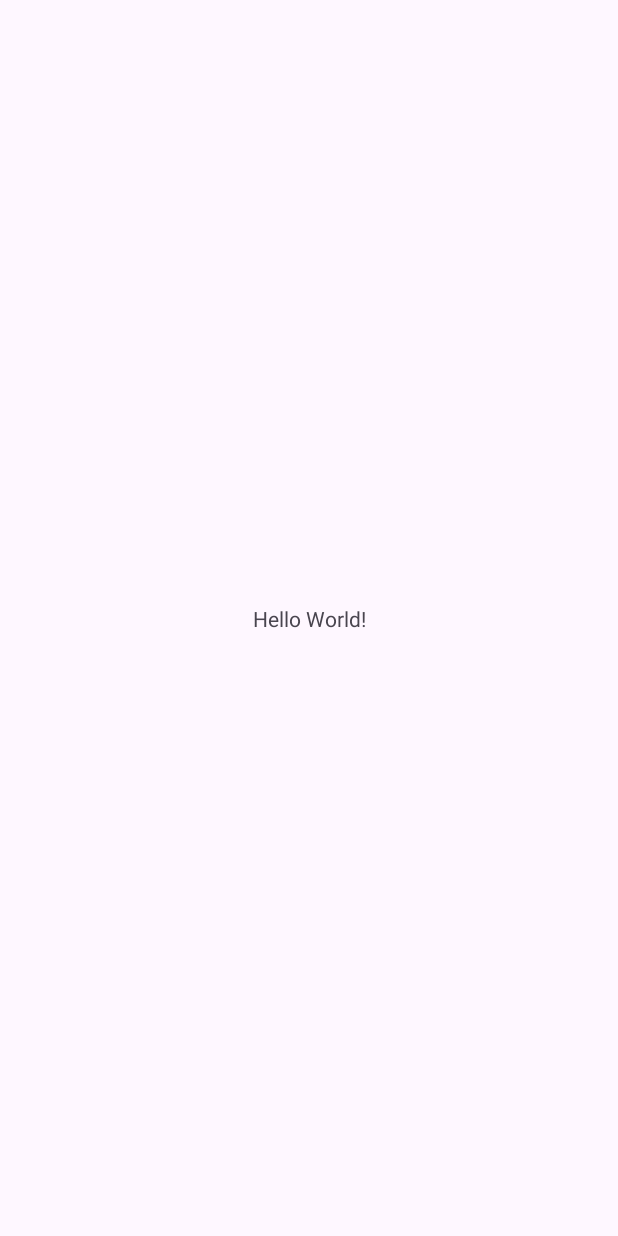
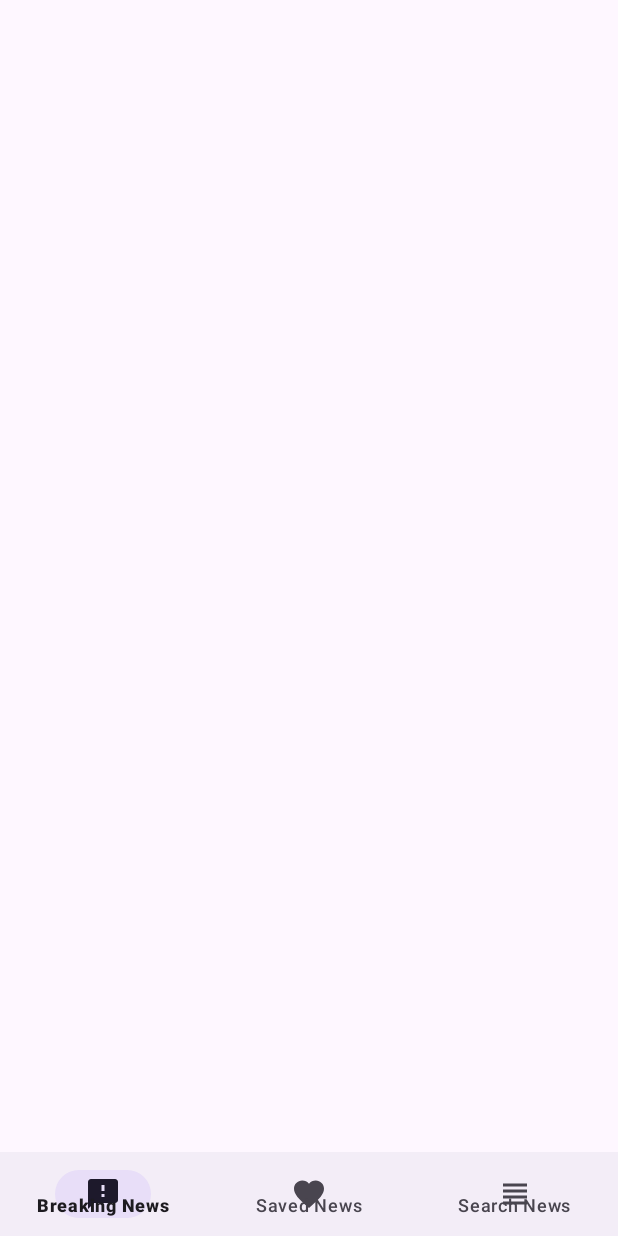
Before and after one commit to MahmoudMostafa580/NewsApp, an Android app: the screen it shows after launch (MainActivity), on a phone screen of 412 x 824 dp. Before the commit the screen is almost empty. Run offline under Robolectric (Android 15) with nearby library versions, the phone set to English and light mode, and no system bars; 1 statement that could not run was skipped.

Commit message:
Add fragments kotlin files

```diff
--- /dev/null
+++ b/app/src/main/java/com/mahmoud/newsapp/fragments/ArticleFragment.kt
@@ -0,0 +1,23 @@
+package com.mahmoud.newsapp.fragments
+
+import android.os.Bundle
+import androidx.fragment.app.Fragment
+import android.view.LayoutInflater
+import android.view.View
+import android.view.ViewGroup
+import com.mahmoud.newsapp.R
+
+class ArticleFragment : Fragment() {
+
+    override fun onCreate(savedInstanceState: Bundle?) {
+        super.onCreate(savedInstanceState)
+    }
+
+    override fun onCreateView(
+        inflater: LayoutInflater, container: ViewGroup?,
+        savedInstanceState: Bundle?
+    ): View? {
+        // Inflate the layout for this fragment
+        return inflater.inflate(R.layout.fragment_article, container, false)
+    }
+}
--- /dev/null
+++ b/app/src/main/java/com/mahmoud/newsapp/fragments/BreakingNewsFragment.kt
@@ -0,0 +1,23 @@
+package com.mahmoud.newsapp.fragments
+
+import android.os.Bundle
+import androidx.fragment.app.Fragment
+import android.view.LayoutInflater
+import android.view.View
+import android.view.ViewGroup
+import com.mahmoud.newsapp.R
+
+class BreakingNewsFragment : Fragment() {
+
+    override fun onCreate(savedInstanceState: Bundle?) {
+        super.onCreate(savedInstanceState)
+    }
+
+    override fun onCreateView(
+        inflater: LayoutInflater, container: ViewGroup?,
+        savedInstanceState: Bundle?
+    ): View? {
+        // Inflate the layout for this fragment
+        return inflater.inflate(R.layout.fragment_breaking_news, container, false)
+    }
+}
--- /dev/null
+++ b/app/src/main/java/com/mahmoud/newsapp/fragments/SavedNewsFragment.kt
@@ -0,0 +1,24 @@
+package com.mahmoud.newsapp.fragments
+
+import android.os.Bundle
+import androidx.fragment.app.Fragment
+import android.view.LayoutInflater
+import android.view.View
+import android.view.ViewGroup
+import com.mahmoud.newsapp.R
+
+class SavedNewsFragment : Fragment() {
+
+    override fun onCreate(savedInstanceState: Bundle?) {
+        super.onCreate(savedInstanceState)
+    }
+
+    override fun onCreateView(
+        inflater: LayoutInflater, container: ViewGroup?,
+        savedInstanceState: Bundle?
+    ): View? {
+        // Inflate the layout for this fragment
+        return inflater.inflate(R.layout.fragment_saved_news, container, false)
+    }
+
+}
--- /dev/null
+++ b/app/src/main/java/com/mahmoud/newsapp/fragments/SearchNewsFragment.kt
@@ -0,0 +1,23 @@
+package com.mahmoud.newsapp.fragments
+
+import android.os.Bundle
+import androidx.fragment.app.Fragment
+import android.view.LayoutInflater
+import android.view.View
+import android.view.ViewGroup
+import com.mahmoud.newsapp.R
+
+class SearchNewsFragment : Fragment() {
+
+    override fun onCreate(savedInstanceState: Bundle?) {
+        super.onCreate(savedInstanceState)
+    }
+
+    override fun onCreateView(
+        inflater: LayoutInflater, container: ViewGroup?,
+        savedInstanceState: Bundle?
+    ): View? {
+        // Inflate the layout for this fragment
+        return inflater.inflate(R.layout.fragment_search_news, container, false)
+    }
+}
--- /dev/null
+++ b/app/src/main/res/anim/slide_in_left.xml
@@ -0,0 +1,10 @@
+<?xml version="1.0" encoding="utf-8"?>
+<set xmlns:android="http://schemas.android.com/apk/res/android">
+
+    <translate
+        android:duration="400"
+        android:fromXDelta="-100%"
+        android:fromYDelta="0%"
+        android:toXDelta="0%"
+        android:toYDelta="0%" />
+</set>
--- /dev/null
+++ b/app/src/main/res/anim/slide_in_right.xml
@@ -0,0 +1,10 @@
+<?xml version="1.0" encoding="utf-8"?>
+<set xmlns:android="http://schemas.android.com/apk/res/android">
+
+    <translate
+        android:duration="400"
+        android:fromXDelta="100%"
+        android:fromYDelta="0%"
+        android:toXDelta="0%"
+        android:toYDelta="0%" />
+</set>
--- /dev/null
+++ b/app/src/main/res/anim/slide_out_left.xml
@@ -0,0 +1,10 @@
+<?xml version="1.0" encoding="utf-8"?>
+<set xmlns:android="http://schemas.android.com/apk/res/android">
+
+    <translate
+        android:duration="400"
+        android:fromXDelta="0%"
+        android:fromYDelta="0%"
+        android:toXDelta="-100%"
+        android:toYDelta="0%" />
+</set>
--- /dev/null
+++ b/app/src/main/res/anim/slide_out_right.xml
@@ -0,0 +1,10 @@
+<?xml version="1.0" encoding="utf-8"?>
+<set xmlns:android="http://schemas.android.com/apk/res/android">
+
+    <translate
+        android:duration="400"
+        android:fromXDelta="0%"
+        android:fromYDelta="0%"
+        android:toXDelta="100%"
+        android:toYDelta="0%" />
+</set>
--- a/app/src/main/res/layout/activity_main.xml
+++ b/app/src/main/res/layout/activity_main.xml
@@ -2,18 +2,38 @@
 <androidx.constraintlayout.widget.ConstraintLayout xmlns:android="http://schemas.android.com/apk/res/android"
     xmlns:app="http://schemas.android.com/apk/res-auto"
     xmlns:tools="http://schemas.android.com/tools"
-    android:id="@+id/main"
     android:layout_width="match_parent"
     android:layout_height="match_parent"
     tools:context=".MainActivity">
 
-    <TextView
-        android:layout_width="wrap_content"
-        android:layout_height="wrap_content"
-        android:text="Hello World!"
+    <FrameLayout
+        android:id="@+id/flFragment"
+        android:layout_width="match_parent"
+        android:layout_height="0dp"
+        app:layout_constraintBottom_toTopOf="@+id/bottomNavigationView"
+        app:layout_constraintEnd_toEndOf="parent"
+        app:layout_constraintHorizontal_bias="0.5"
+        app:layout_constraintStart_toStartOf="parent"
+        app:layout_constraintTop_toTopOf="parent">
+
+        <fragment
+            android:id="@+id/newsNavHostFragment"
+            android:name="androidx.navigation.fragment.NavHostFragment"
+            android:layout_width="match_parent"
+            android:layout_height="match_parent"
+            app:defaultNavHost="true"
+            app:navGraph="@navigation/news_nav_graph" />
+
+    </FrameLayout>
+
+    <com.google.android.material.bottomnavigation.BottomNavigationView
+        android:id="@+id/bottomNavigationView"
+        android:layout_width="match_parent"
+        android:layout_height="56dp"
+        app:menu="@menu/bottom_navigation_menu"
         app:layout_constraintBottom_toBottomOf="parent"
         app:layout_constraintEnd_toEndOf="parent"
-        app:layout_constraintStart_toStartOf="parent"
-        app:layout_constraintTop_toTopOf="parent" />
+        app:layout_constraintHorizontal_bias="0.5"
+        app:layout_constraintStart_toStartOf="parent"/>
 
 </androidx.constraintlayout.widget.ConstraintLayout>
--- /dev/null
+++ b/app/src/main/res/menu/bottom_navigation_menu.xml
@@ -0,0 +1,16 @@
+<?xml version="1.0" encoding="utf-8"?>
+<menu xmlns:android="http://schemas.android.com/apk/res/android">
+
+    <item android:id="@+id/breakingNewsFragment"
+        android:title="Breaking News"
+        android:icon="@drawable/ic_breaking_news" />
+
+    <item android:id="@+id/savedNewsFragment"
+        android:title="Saved News"
+        android:icon="@drawable/ic_favorite" />
+
+    <item android:id="@+id/searchNewsFragment"
+        android:title="Search News"
+        android:icon="@drawable/ic_all_news" />
+
+</menu>
--- /dev/null
+++ b/app/src/main/res/navigation/news_nav_graph.xml
@@ -0,0 +1,47 @@
+<?xml version="1.0" encoding="utf-8"?>
+<navigation xmlns:android="http://schemas.android.com/apk/res/android"
+    xmlns:app="http://schemas.android.com/apk/res-auto"
+    android:id="@+id/news_nav_graph"
+    app:startDestination="@id/breakingNewsFragment">
+
+    <fragment
+        android:id="@+id/breakingNewsFragment"
+        android:name="com.mahmoud.newsapp.fragments.BreakingNewsFragment"
+        android:label="BreakingNewsFragment">
+        <action
+            android:id="@+id/action_breakingNewsFragment_to_articleFragment"
+            app:destination="@id/articleFragment"
+            app:enterAnim="@anim/slide_in_right"
+            app:exitAnim="@anim/slide_out_left"
+            app:popEnterAnim="@anim/slide_in_left"
+            app:popExitAnim="@anim/slide_out_right" />
+    </fragment>
+    <fragment
+        android:id="@+id/savedNewsFragment"
+        android:name="com.mahmoud.newsapp.fragments.SavedNewsFragment"
+        android:label="SavedNewsFragment">
+        <action
+            android:id="@+id/action_savedNewsFragment_to_articleFragment"
+            app:destination="@id/articleFragment"
+            app:enterAnim="@anim/slide_in_right"
+            app:exitAnim="@anim/slide_out_left"
+            app:popEnterAnim="@anim/slide_in_left"
+            app:popExitAnim="@anim/slide_out_right" />
+    </fragment>
+    <fragment
+        android:id="@+id/searchNewsFragment"
+        android:name="com.mahmoud.newsapp.fragments.SearchNewsFragment"
+        android:label="SearchNewsFragment">
+        <action
+            android:id="@+id/action_searchNewsFragment_to_articleFragment"
+            app:destination="@id/articleFragment"
+            app:enterAnim="@anim/slide_in_right"
+            app:exitAnim="@anim/slide_out_left"
+            app:popEnterAnim="@anim/slide_in_left"
+            app:popExitAnim="@anim/slide_out_right" />
+    </fragment>
+    <fragment
+        android:id="@+id/articleFragment"
+        android:name="com.mahmoud.newsapp.fragments.ArticleFragment"
+        android:label="ArticleFragment" />
+</navigation>
--- a/app/src/main/res/values/strings.xml
+++ b/app/src/main/res/values/strings.xml
@@ -1,3 +1,5 @@
 <resources>
     <string name="app_name">NewsApp</string>
+    <!-- TODO: Remove or change this placeholder text -->
+    <string name="hello_blank_fragment">Hello blank fragment</string>
 </resources>
```
